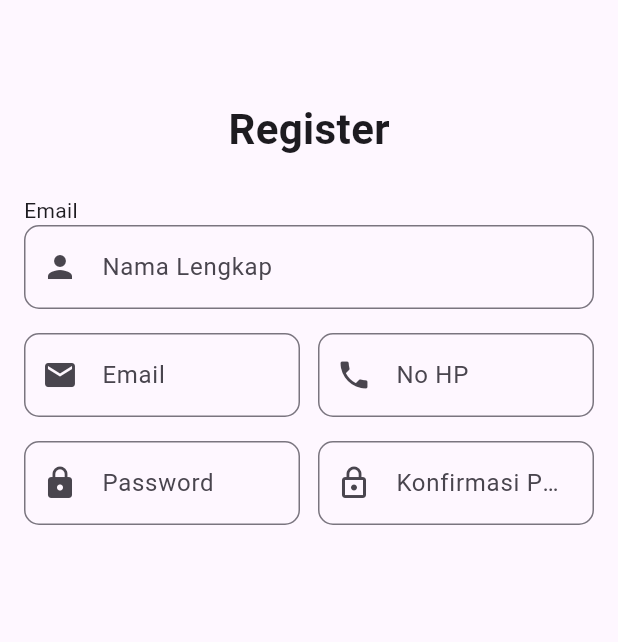
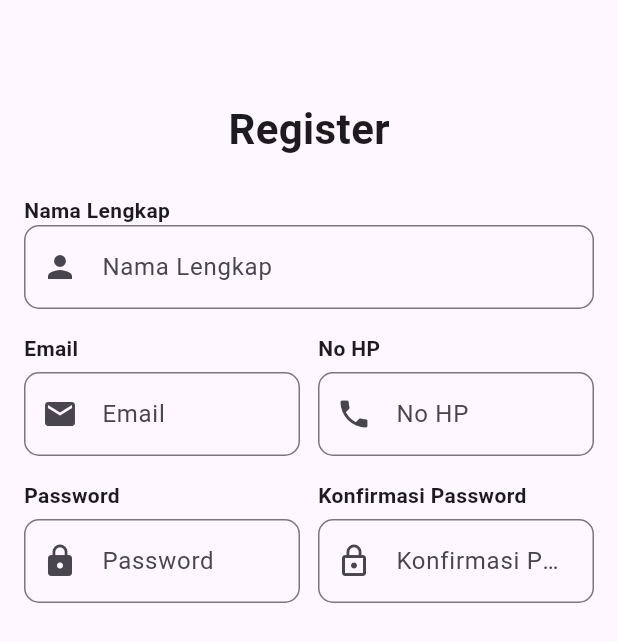
Before and after one commit to muthiasasi19/20220140167_UCP1Flutter, a Flutter app: the RegisterPage screen opened directly, on a phone screen of 412 x 824 dp. Shown: the top 642 px of the screen. Run offline on Flutter 3.47's test engine with Material 3 defaults, Android fonts, the phone set to English and light mode, and no system bars.

Commit message:
Menambahkan teks diatas label email dan No HP

```diff
--- a/lib/Application/register_page.dart
+++ b/lib/Application/register_page.dart
@@ -40,7 +40,10 @@ class _RegisterPageState extends State<RegisterPage> {
                 // Nama Lengkap
                 const Align(
                   alignment: Alignment.centerLeft,
-                  child: Text('Email'),
+                  child: Text(
+                    'Nama Lengkap',
+                    style: TextStyle(fontWeight: FontWeight.bold),
+                  ),
                 ),
 
                 TextFormField(
@@ -65,12 +68,25 @@ class _RegisterPageState extends State<RegisterPage> {
                 Row(
                   children: [
                     Expanded(
-                      child: TextFormField(
+                      child: Column(
+                        crossAxisAlignment: CrossAxisAlignment.start,
+                        children: [
+                          const Align(
+                            alignment: Alignment.centerLeft,
+                            child: Text(
+                              'Email',
+                              style: TextStyle(fontWeight: FontWeight.bold),
+                            ),
+                          ),
+                          const SizedBox(height: 6),
+                          TextFormField(
                             controller: emailController,
                             decoration: const InputDecoration(
                               labelText: 'Email',
                               border: OutlineInputBorder(
-                            borderRadius: BorderRadius.all(Radius.circular(10)),
+                                borderRadius: BorderRadius.all(
+                                  Radius.circular(10),
+                                ),
                               ),
                               prefixIcon: Icon(Icons.email),
                             ),
@@ -81,15 +97,30 @@ class _RegisterPageState extends State<RegisterPage> {
                               return null;
                             },
                           ),
+                        ],
+                      ),
                     ),
                     const SizedBox(width: 12),
                     Expanded(
-                      child: TextFormField(
+                      child: Column(
+                        crossAxisAlignment: CrossAxisAlignment.start,
+                        children: [
+                          const Align(
+                            alignment: Alignment.centerLeft,
+                            child: Text(
+                              'No HP',
+                              style: TextStyle(fontWeight: FontWeight.bold),
+                            ),
+                          ),
+                          const SizedBox(height: 6),
+                          TextFormField(
                             controller: noHPController,
                             decoration: const InputDecoration(
                               labelText: 'No HP',
                               border: OutlineInputBorder(
-                            borderRadius: BorderRadius.all(Radius.circular(10)),
+                                borderRadius: BorderRadius.all(
+                                  Radius.circular(10),
+                                ),
                               ),
                               prefixIcon: Icon(Icons.phone),
                             ),
@@ -100,6 +131,8 @@ class _RegisterPageState extends State<RegisterPage> {
                               return null;
                             },
                           ),
+                        ],
+                      ),
                     ),
                   ],
                 ),
@@ -109,13 +142,26 @@ class _RegisterPageState extends State<RegisterPage> {
                 Row(
                   children: [
                     Expanded(
-                      child: TextFormField(
+                      child: Column(
+                        crossAxisAlignment: CrossAxisAlignment.start,
+                        children: [
+                          const Align(
+                            alignment: Alignment.centerLeft,
+                            child: Text(
+                              'Password',
+                              style: TextStyle(fontWeight: FontWeight.bold),
+                            ),
+                          ),
+                          const SizedBox(height: 6),
+                          TextFormField(
                             controller: passwordController,
                             obscureText: true,
                             decoration: const InputDecoration(
                               labelText: 'Password',
                               border: OutlineInputBorder(
-                            borderRadius: BorderRadius.all(Radius.circular(10)),
+                                borderRadius: BorderRadius.all(
+                                  Radius.circular(10),
+                                ),
                               ),
                               prefixIcon: Icon(Icons.lock),
                             ),
@@ -126,16 +172,31 @@ class _RegisterPageState extends State<RegisterPage> {
                               return null;
                             },
                           ),
+                        ],
+                      ),
                     ),
                     const SizedBox(width: 12),
                     Expanded(
-                      child: TextFormField(
+                      child: Column(
+                        crossAxisAlignment: CrossAxisAlignment.start,
+                        children: [
+                          const Align(
+                            alignment: Alignment.centerLeft,
+                            child: Text(
+                              'Konfirmasi Password',
+                              style: TextStyle(fontWeight: FontWeight.bold),
+                            ),
+                          ),
+                          const SizedBox(height: 6),
+                          TextFormField(
                             controller: konfirmasiPasswordController,
                             obscureText: true,
                             decoration: const InputDecoration(
                               labelText: 'Konfirmasi Password',
                               border: OutlineInputBorder(
-                            borderRadius: BorderRadius.all(Radius.circular(10)),
+                                borderRadius: BorderRadius.all(
+                                  Radius.circular(10),
+                                ),
                               ),
                               prefixIcon: Icon(Icons.lock_outline),
                             ),
@@ -148,9 +209,12 @@ class _RegisterPageState extends State<RegisterPage> {
                               return null;
                             },
                           ),
+                        ],
+                      ),
                     ),
                   ],
                 ),
+                const SizedBox(height: 16),
               ],
             ),
           ),
```
Lines whose indentation alone changed are shown as unchanged.
